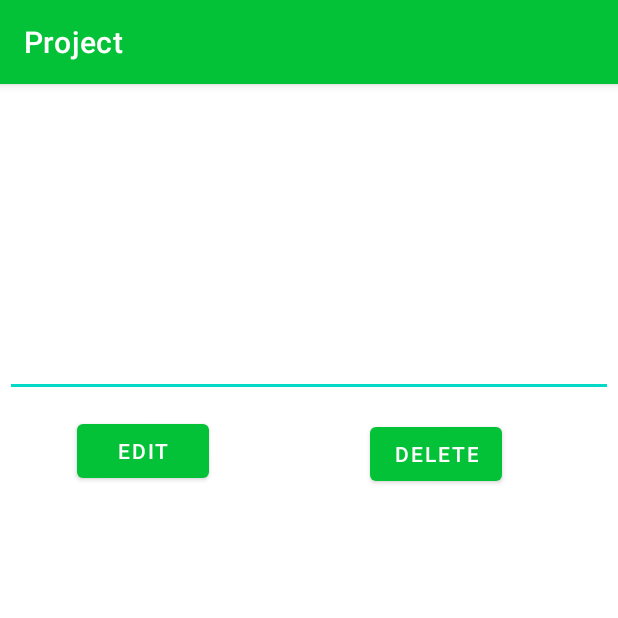
After one commit to Jagveer-Sangha/CP470-Project, an Android app: the EditGoalsActivity screen opened directly, with no data from a screen before it, on a phone screen of 412 x 824 dp, the top half of it. The commit adds this screen. Run offline under Robolectric (Android 15) with nearby library versions, the phone set to English and light mode, and no system bars.

Commit message:
Added Code for editing and removing items from the goal list Is not working for some reason

```diff
--- /dev/null
+++ b/app/src/main/java/com/example/project/EditGoalsActivity.java
@@ -0,0 +1,71 @@
+package com.example.project;
+
+import androidx.appcompat.app.AppCompatActivity;
+
+import android.content.Intent;
+import android.os.Bundle;
+import android.view.View;
+import android.widget.Button;
+import android.widget.EditText;
+import android.widget.Toast;
+
+import java.util.ArrayList;
+
+public class EditGoalsActivity extends AppCompatActivity {
+    EditText editItemText;
+    Button delete, edit;
+
+    private String selectedName;
+    private int selectedID;
+    private ArrayList<String>itemList;
+
+    @Override
+    protected void onCreate(Bundle savedInstanceState) {
+        super.onCreate(savedInstanceState);
+        setContentView(R.layout.activity_edit_goals);
+
+        editItemText = findViewById(R.id.editItemText);
+        delete = findViewById(R.id.deleteGoal);
+        edit = findViewById(R.id.editGoal);
+
+        GoalsDatabaseHelper goalsDB = new GoalsDatabaseHelper(this);
+
+        Intent receivedIntent = getIntent();
+
+        selectedName = receivedIntent.getStringExtra("item");
+        selectedID = receivedIntent.getIntExtra("id", -1);
+        itemList = receivedIntent.getStringArrayListExtra("itemList");
+
+        editItemText.setText(selectedName);
+
+        edit.setOnClickListener(new View.OnClickListener() {
+            @Override
+            public void onClick(View view) {
+                String newItem = editItemText.getText().toString();
+
+                if(!newItem.equals("")){
+                    goalsDB.updateItem(newItem, selectedID, selectedName);
+                }
+                else{
+                    toastMessage("Please Enter an Entry");
+                }
+            }
+        });
+
+        delete.setOnClickListener(new View.OnClickListener() {
+            @Override
+            public void onClick(View view) {
+                goalsDB.deleteItem(selectedID, selectedName);
+                editItemText.setText("");
+                itemList.remove(selectedName);
+                toastMessage("Item Removed");
+                Intent returnToEntryPage = new Intent(EditGoalsActivity.this, GoalActivity.class);
+                startActivity(returnToEntryPage);
+            }
+        });
+    }
+
+    public void toastMessage(String Message){
+        Toast.makeText(this, Message, Toast.LENGTH_SHORT).show();
+
+    }}
--- /dev/null
+++ b/app/src/main/res/layout/activity_edit_goals.xml
@@ -0,0 +1,46 @@
+<?xml version="1.0" encoding="utf-8"?>
+<androidx.constraintlayout.widget.ConstraintLayout xmlns:android="http://schemas.android.com/apk/res/android"
+    xmlns:app="http://schemas.android.com/apk/res-auto"
+    xmlns:tools="http://schemas.android.com/tools"
+    android:layout_width="match_parent"
+    android:layout_height="match_parent"
+    tools:context=".EditGoalsActivity">
+
+    <EditText
+        android:id="@+id/editItemText"
+        android:layout_width="0dp"
+        android:layout_height="0dp"
+        android:layout_marginStart="3dp"
+        android:layout_marginTop="114dp"
+        android:layout_marginEnd="3dp"
+        android:layout_marginBottom="12dp"
+        android:ems="10"
+        android:inputType="textPersonName"
+        android:text="Name"
+        android:textAlignment="center"
+        app:layout_constraintBottom_toTopOf="@+id/editGoal"
+        app:layout_constraintEnd_toEndOf="parent"
+        app:layout_constraintStart_toStartOf="parent"
+        app:layout_constraintTop_toTopOf="parent" />
+
+    <Button
+        android:id="@+id/editGoal"
+        android:layout_width="wrap_content"
+        android:layout_height="wrap_content"
+        android:layout_marginStart="48dp"
+        android:layout_marginBottom="499dp"
+        android:text="@string/edit_Goal"
+        app:layout_constraintBottom_toBottomOf="parent"
+        app:layout_constraintStart_toStartOf="@+id/editItemText"
+        app:layout_constraintTop_toBottomOf="@+id/editItemText" />
+
+    <Button
+        android:id="@+id/deleteGoal"
+        android:layout_width="wrap_content"
+        android:layout_height="wrap_content"
+        android:layout_marginTop="14dp"
+        android:layout_marginEnd="74dp"
+        android:text="@string/delete_Goal"
+        app:layout_constraintEnd_toEndOf="@+id/editItemText"
+        app:layout_constraintTop_toBottomOf="@+id/editItemText" />
+</androidx.constraintlayout.widget.ConstraintLayout>
--- a/app/src/main/res/values/strings.xml
+++ b/app/src/main/res/values/strings.xml
@@ -29,6 +29,8 @@
     <string name="goals_button_string">Goals</string>
     <string name="setGoal">Set Goal</string>
     <string name="goalTextBox">Enter Goal</string>
+    <string name="delete_Goal">Delete</string>
+    <string name="edit_Goal">Edit</string>
 
     <!--   Motivation Page Strings -->
     <string name="motivation_button_string">Motivation</string>
--- a/build.gradle
+++ b/build.gradle
@@ -2,8 +2,8 @@
 
 
 plugins {
-    id 'com.android.application' version '7.2.2' apply false
-    id 'com.android.library' version '7.2.2' apply false
+    id 'com.android.application' version '7.3.1' apply false
+    id 'com.android.library' version '7.3.1' apply false
 }
 
 
```
Also changed, not shown: app/src/main/AndroidManifest.xml (+12 -11 lines), app/src/main/java/com/example/project/GoalActivity.java (+46 -0 lines), app/src/main/java/com/example/project/GoalsDatabaseHelper.java (+35 -0 lines), app/src/main/res/layout/activity_goal.xml (+12 -2 lines), 1 other file.
